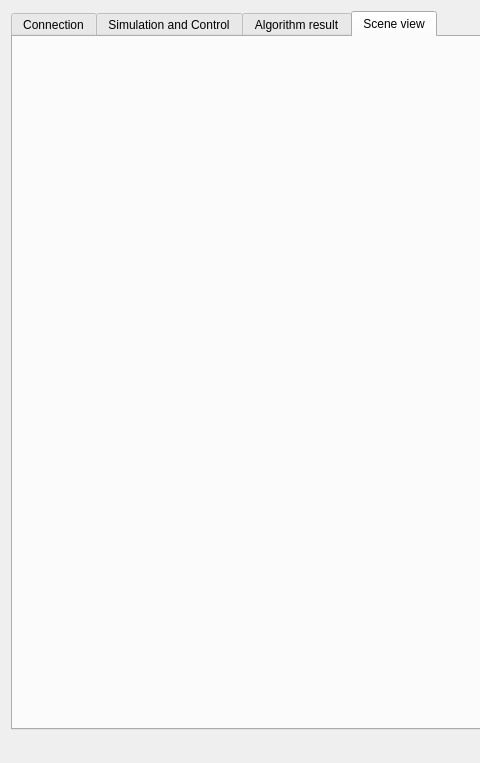
The window that mainwindow.ui (dkoszkul/master-thesis) describes before a commit, drawn with Qt 5; both pictures show x 0 to 480 and y 0 to 763 of the 1286 by 763 pixel window.
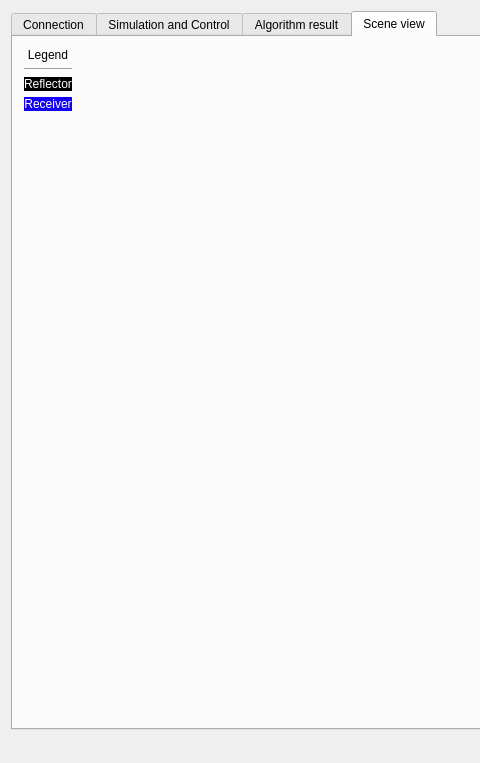
The same window after the commit. The open tabs and pages were chosen to show the change.

Commit message: scene view - custom legend

What changed in the file:
```diff
--- a/mainwindow.ui
+++ b/mainwindow.ui
@@ -14,7 +14,7 @@
    <string>Object localization in a robot environment by using a system of ultrasonic range finder modules  (Dominik Koszkul, 2016)</string>
   </property>
   <widget class="QWidget" name="centralWidget">
-   <layout class="QVBoxLayout" name="verticalLayout_3">
+   <layout class="QHBoxLayout" name="horizontalLayout_2">
     <item>
      <widget class="QTabWidget" name="tabWidget">
       <property name="currentIndex">
@@ -263,9 +263,85 @@
        <attribute name="title">
         <string>Scene view</string>
        </attribute>
-       <layout class="QVBoxLayout" name="verticalLayout_5">
+       <layout class="QHBoxLayout" name="horizontalLayout_4">
         <item>
-         <layout class="QVBoxLayout" name="sceneVerticalLayout"/>
+         <layout class="QVBoxLayout" name="verticalLayout_3">
+          <item>
+           <widget class="QLabel" name="label_3">
+            <property name="text">
+             <string>Legend</string>
+            </property>
+            <property name="alignment">
+             <set>Qt::AlignCenter</set>
+            </property>
+           </widget>
+          </item>
+          <item>
+           <widget class="Line" name="line_5">
+            <property name="orientation">
+             <enum>Qt::Horizontal</enum>
+            </property>
+           </widget>
+          </item>
+          <item>
+           <widget class="QLabel" name="label_4">
+            <property name="styleSheet">
+             <string notr="true">background-color: rgb(0, 0, 0);
+color: rgb(255, 255, 255);</string>
+            </property>
+            <property name="text">
+             <string>Reflector</string>
+            </property>
+           </widget>
+          </item>
+          <item>
+           <widget class="QLabel" name="label_5">
+            <property name="autoFillBackground">
+             <bool>false</bool>
+            </property>
+            <property name="styleSheet">
+             <string notr="true">background-color: rgb(19, 0, 246);
+color: rgb(255, 255, 255);</string>
+            </property>
+            <property name="text">
+             <string>Receiver</string>
+            </property>
+            <property name="alignment">
+             <set>Qt::AlignCenter</set>
+            </property>
+           </widget>
+          </item>
+          <item>
+           <spacer name="verticalSpacer_2">
+            <property name="orientation">
+             <enum>Qt::Vertical</enum>
+            </property>
+            <property name="sizeHint" stdset="0">
+             <size>
+              <width>20</width>
+              <height>40</height>
+             </size>
+            </property>
+           </spacer>
+          </item>
+         </layout>
+        </item>
+        <item>
+         <layout class="QVBoxLayout" name="sceneVerticalLayout">
+          <item>
+           <spacer name="horizontalSpacer_3">
+            <property name="orientation">
+             <enum>Qt::Horizontal</enum>
+            </property>
+            <property name="sizeHint" stdset="0">
+             <size>
+              <width>40</width>
+              <height>20</height>
+             </size>
+            </property>
+           </spacer>
+          </item>
+         </layout>
         </item>
        </layout>
       </widget>
```
Left out of the diff: 2 changed lines with no effect on the pictures.
